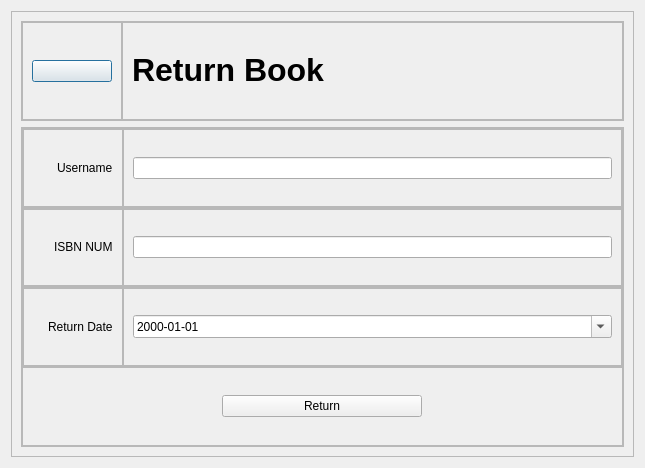
Before: the Qt Designer form returnbook.ui in aavashlamichhane/LibMan, drawn with Qt 5.
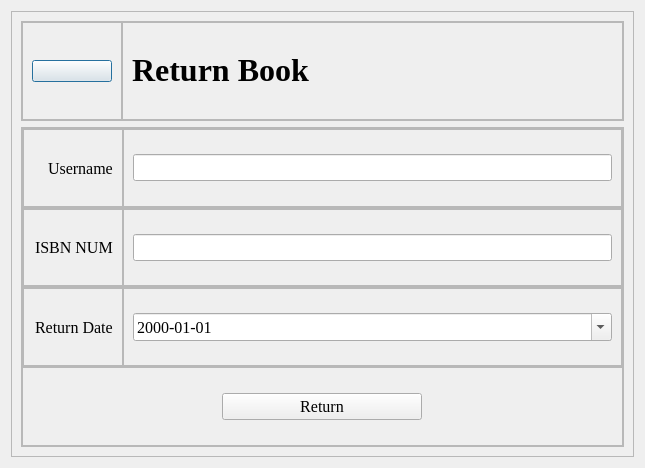
After: the same form once the commit is applied. Icons and pictures are not drawn.

The edit to the form file:
```diff
--- a/returnbook.ui
+++ b/returnbook.ui
@@ -105,6 +105,13 @@
            <layout class="QHBoxLayout" name="horizontalLayout_4">
             <item>
              <widget class="QLabel" name="label_name">
+              <property name="font">
+               <font>
+                <family>Times New Roman</family>
+                <pointsize>24</pointsize>
+                <bold>true</bold>
+               </font>
+              </property>
               <property name="text">
                <string>&lt;html&gt;&lt;head/&gt;&lt;body&gt;&lt;p&gt;&lt;span style=&quot; font-size:24pt; font-weight:700;&quot;&gt;Return Book&lt;/span&gt;&lt;/p&gt;&lt;/body&gt;&lt;/html&gt;</string>
               </property>
@@ -193,6 +200,12 @@
                    <height>40</height>
                   </size>
                  </property>
+                 <property name="font">
+                  <font>
+                   <family>Times New Roman</family>
+                   <pointsize>12</pointsize>
+                  </font>
+                 </property>
                  <property name="text">
                   <string>Username</string>
                  </property>
@@ -214,7 +227,14 @@
               </property>
               <layout class="QVBoxLayout" name="verticalLayout_3">
                <item>
-                <widget class="QLineEdit" name="lineEdit_user"/>
+                <widget class="QLineEdit" name="lineEdit_user">
+                 <property name="font">
+                  <font>
+                   <family>Times New Roman</family>
+                   <pointsize>12</pointsize>
+                  </font>
+                 </property>
+                </widget>
                </item>
               </layout>
              </widget>
@@ -275,6 +295,12 @@
                    <height>40</height>
                   </size>
                  </property>
+                 <property name="font">
+                  <font>
+                   <family>Times New Roman</family>
+                   <pointsize>12</pointsize>
+                  </font>
+                 </property>
                  <property name="text">
                   <string>ISBN NUM</string>
                  </property>
@@ -296,7 +322,14 @@
               </property>
               <layout class="QVBoxLayout" name="verticalLayout_4">
                <item>
-                <widget class="QLineEdit" name="lineEdit_isbn"/>
+                <widget class="QLineEdit" name="lineEdit_isbn">
+                 <property name="font">
+                  <font>
+                   <family>Times New Roman</family>
+                   <pointsize>12</pointsize>
+                  </font>
+                 </property>
+                </widget>
                </item>
               </layout>
              </widget>
@@ -357,6 +390,12 @@
                    <height>40</height>
                   </size>
                  </property>
+                 <property name="font">
+                  <font>
+                   <family>Times New Roman</family>
+                   <pointsize>12</pointsize>
+                  </font>
+                 </property>
                  <property name="text">
                   <string>Return Date</string>
                  </property>
@@ -379,6 +418,12 @@
               <layout class="QVBoxLayout" name="verticalLayout_6">
                <item>
                 <widget class="QDateEdit" name="dateEdit_issue">
+                 <property name="font">
+                  <font>
+                   <family>Times New Roman</family>
+                   <pointsize>12</pointsize>
+                  </font>
+                 </property>
                  <property name="displayFormat">
                   <string>yyyy-MM-dd</string>
                  </property>
@@ -410,6 +455,12 @@
                 <height>16777215</height>
                </size>
               </property>
+              <property name="font">
+               <font>
+                <family>Times New Roman</family>
+                <pointsize>12</pointsize>
+               </font>
+              </property>
               <property name="text">
                <string>Return</string>
               </property>
```
